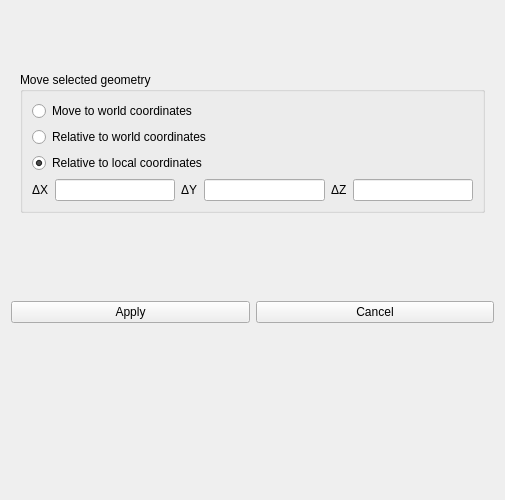
Old version of the form SIM-VICUS/src/SVPropEditGeometry.ui in the repository ghorwin/SIM-VICUS.
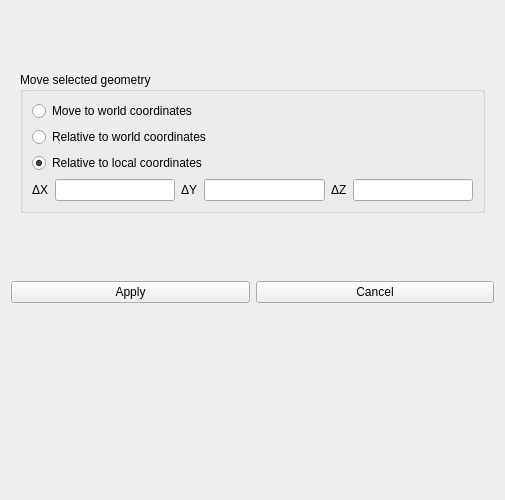
New version of the form. Custom widgets are drawn as their Qt base class.

What changed in the file:
```diff
--- a/SIM-VICUS/src/SVPropEditGeometry.ui
+++ b/SIM-VICUS/src/SVPropEditGeometry.ui
@@ -734,22 +734,6 @@
      </widget>
     </widget>
    </item>
-   <item>
-    <spacer name="verticalSpacer">
-     <property name="orientation">
-      <enum>Qt::Vertical</enum>
-     </property>
-     <property name="sizeType">
-      <enum>QSizePolicy::Maximum</enum>
-     </property>
-     <property name="sizeHint" stdset="0">
-      <size>
-       <width>20</width>
-       <height>20</height>
-      </size>
-     </property>
-    </spacer>
-   </item>
    <item>
     <layout class="QHBoxLayout" name="horizontalLayout_3">
      <item>
```
